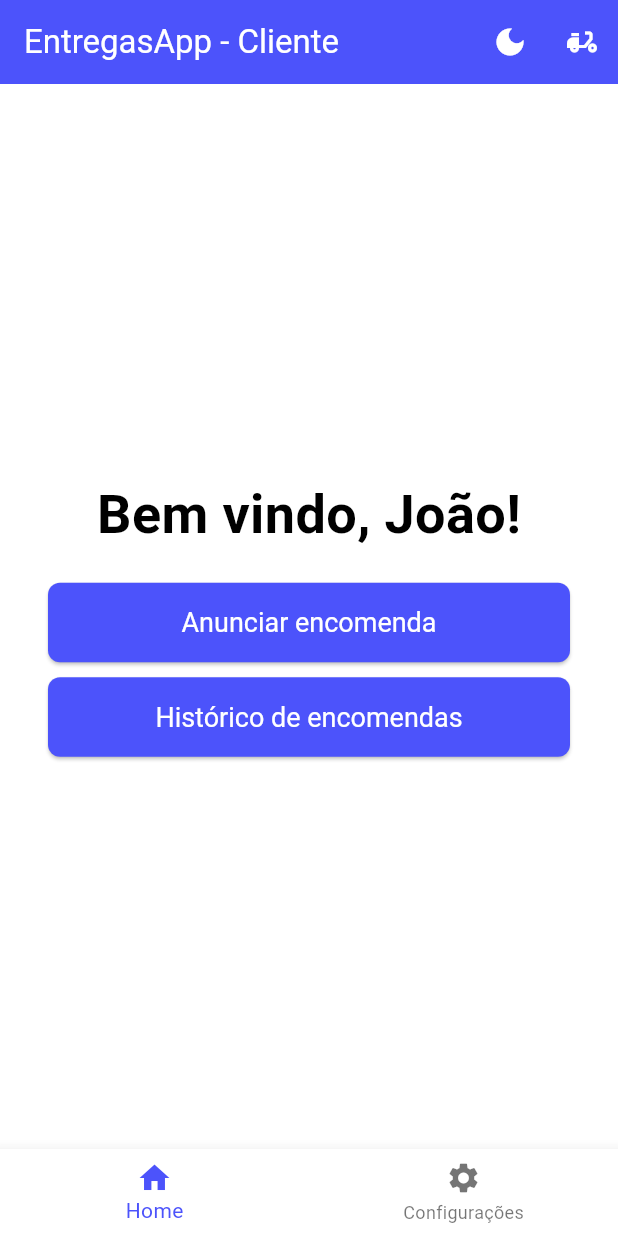
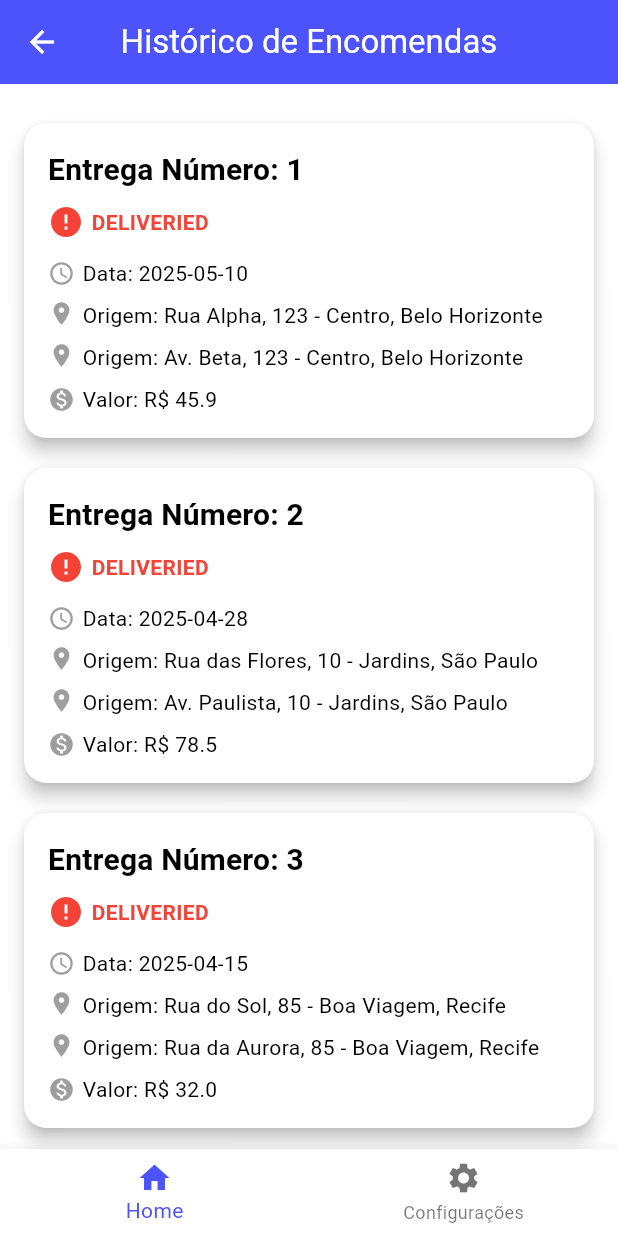
Before and after one commit to oarthurfc/delivery-app, a Flutter app: the screen it shows after launch, after a tap on "Histórico de encomendas", on a phone screen of 412 x 824 dp. Run offline on Flutter 3.47's test engine with Material 3 defaults, Android fonts, the phone set to English and light mode, and no system bars; our stand-ins replace flutter_map, latlong2, shared_preferences.

Commit message:
feat: Historico de encomendas do cliente com dados mock #13

```diff
--- a/lib/screens/client/client_history_screen.dart
+++ b/lib/screens/client/client_history_screen.dart
@@ -0,0 +1,226 @@
+import 'package:flutter/material.dart';
+import '../../widgets/common/app_bar_widget.dart';
+
+
+class CustomerDeliveryHistoryScreen extends StatelessWidget {
+
+  const CustomerDeliveryHistoryScreen({super.key});
+
+  final List<Map<String, dynamic>> entregas = const [
+    {
+      'id': 1,
+      'status': 'DELIVERIED',
+      'data': '2025-05-10',
+      'description': 'Caixa com documentos',
+      'imageUrl': 'https://exemplo.com/imagem1.jpg',
+      'destinatario': 'João Silva',
+      'preco': 45.90,
+      'originAddress': {
+        'street': 'Rua Alpha',
+        'number': '123',
+        'neighborhood': 'Centro',
+        'city': 'Belo Horizonte',
+        'latitude': -19.9245,
+        'longitude': -43.9352,
+      },
+      'destinationAddress': {
+        'street': 'Av. Beta',
+        'number': '456',
+        'neighborhood': 'Savassi',
+        'city': 'Belo Horizonte',
+        'latitude': -19.9380,
+        'longitude': -43.9270,
+      },
+    },
+    {
+      'id': 2,
+      'status': 'DELIVERIED',
+      'data': '2025-04-28',
+      'description': 'Entrega de eletrônicos',
+      'imageUrl': 'https://exemplo.com/imagem2.jpg',
+      'destinatario': 'Maria Oliveira',
+      'preco': 78.50,
+      'originAddress': {
+        'street': 'Rua das Flores',
+        'number': '10',
+        'neighborhood': 'Jardins',
+        'city': 'São Paulo',
+        'latitude': -23.5610,
+        'longitude': -46.6560,
+      },
+      'destinationAddress': {
+        'street': 'Av. Paulista',
+        'number': '1578',
+        'neighborhood': 'Bela Vista',
+        'city': 'São Paulo',
+        'latitude': -23.5640,
+        'longitude': -46.6525,
+      },
+    },
+    {
+      'id': 3,
+      'status': 'DELIVERIED',
+      'data': '2025-04-15',
+      'description': 'Livros escolares',
+      'imageUrl': 'https://exemplo.com/imagem3.jpg',
+      'destinatario': 'Carlos Mendes',
+      'preco': 32.00,
+      'originAddress': {
+        'street': 'Rua do Sol',
+        'number': '85',
+        'neighborhood': 'Boa Viagem',
+        'city': 'Recife',
+        'latitude': -8.1117,
+        'longitude': -34.9156,
+      },
+      'destinationAddress': {
+        'street': 'Rua da Aurora',
+        'number': '102',
+        'neighborhood': 'Santo Amaro',
+        'city': 'Recife',
+        'latitude': -8.0631,
+        'longitude': -34.8711,
+      },
+    },
+  ];
+
+  Widget buildHistoryCard(BuildContext context, Map<String, dynamic> entrega) {
+    final textTheme = Theme.of(context).textTheme;
+
+    return GestureDetector(
+      onTap: () {
+        //Navigator.push(
+          //context,
+         // MaterialPageRoute(
+           // builder: (_) => CustomerDeliveryHistoryScreen(entrega: entregas),
+          //),
+        //);
+      },
+      child: Card(
+        elevation: 5,
+        margin: const EdgeInsets.symmetric(vertical: 10),
+        shape: RoundedRectangleBorder(
+          borderRadius: BorderRadius.circular(15),
+        ),
+        child: Padding(
+          padding: const EdgeInsets.all(16),
+          child: Column(
+            crossAxisAlignment: CrossAxisAlignment.start,
+            children: [
+              Text(
+                'Entrega Número: ${entrega['id']}',
+                style: textTheme.titleMedium?.copyWith(
+                  fontWeight: FontWeight.bold,
+                  fontSize: 20,
+                ),
+              ),
+              const SizedBox(height: 8),
+              Row(
+                children: [
+                  Icon(
+                    entrega['status'] == 'DELIVERED' ? Icons.check_circle : Icons.error,
+                    color: entrega['status'] == 'DELIVERED' ? Colors.green : Colors.red,
+                  ),
+                  const SizedBox(width: 5),
+                  Text(
+                    entrega['status'],
+                    style: textTheme.bodyMedium?.copyWith(
+                      fontWeight: FontWeight.bold,
+                      color: entrega['status'] == 'DELIVERED' ? Colors.green : Colors.red,
+                    ),
+                  ),
+                ],
+              ),
+              const SizedBox(height: 12),
+              Row(
+                children: [
+                  const Icon(Icons.access_time, size: 18, color: Colors.grey),
+                  const SizedBox(width: 5),
+                  Text(
+                    'Data: ${entrega['data']}',
+                    style: textTheme.bodyMedium,
+                  ),
+                ],
+              ),
+              const SizedBox(height: 8),
+              Row(
+                crossAxisAlignment: CrossAxisAlignment.start,
+                children: [
+                  const Icon(Icons.location_on, size: 18, color: Colors.grey),
+                  const SizedBox(width: 5),
+                  Expanded( // ou Flexible
+                    child: Text(
+                      'Origem: ${entrega['originAddress']['street']}, ${entrega['originAddress']['number']} - ${entrega['originAddress']['neighborhood']}, ${entrega['originAddress']['city']}',
+                      style: textTheme.bodyMedium,
+                      maxLines: 1,
+                      overflow: TextOverflow.ellipsis,
+                    ),
+                  ),
+                ],
+              ),
+
+              const SizedBox(height: 8),
+              Row(
+                crossAxisAlignment: CrossAxisAlignment.start,
+                children: [
+                  const Icon(Icons.location_on, size: 18, color: Colors.grey),
+                  const SizedBox(width: 5),
+                  Expanded( // ou Flexible
+                    child: Text(
+                      'Origem: ${entrega['destinationAddress']['street']}, ${entrega['originAddress']['number']} - ${entrega['originAddress']['neighborhood']}, ${entrega['originAddress']['city']}',
+                      style: textTheme.bodyMedium,
+                      maxLines: 1,
+                      overflow: TextOverflow.ellipsis,
+                    ),
+                  ),
+                ],
+              ),
+
+              const SizedBox(height: 8),
+              Row(
+                children: [
+                  const Icon(Icons.monetization_on, size: 18, color: Colors.grey),
+                  const SizedBox(width: 5),
+                  Text(
+                    'Valor: R\$ ${entrega['preco']}',
+                    style: textTheme.bodyMedium,
+                  ),
+                ],
+              ),
+            ],
+          ),
+        ),
+      ),
+    );
+  }
+
+
+  @override
+  Widget build(BuildContext context) {
+    return Scaffold(
+      appBar: AppBar(
+        title: const Text('Histórico de Encomendas'),
+        centerTitle: true,
+        leading: IconButton(
+          icon: const Icon(Icons.arrow_back),
+          onPressed: () => Navigator.pop(context),
+        ),
+      ),
+      body: SingleChildScrollView(
+        padding: const EdgeInsets.all(16.0),
+        child: Column(
+          crossAxisAlignment: CrossAxisAlignment.stretch,
+          children: entregas
+              .map((entrega) => buildHistoryCard(context, entrega))
+              .toList(),
+        ),
+      ),
+      bottomNavigationBar: AppBottomNavBar(
+        currentIndex: 0,
+        onTap: (index) {
+          // lógica de navegação
+        },
+      ),
+    );
+  }
+}
--- a/lib/screens/client/client_home_screen.dart
+++ b/lib/screens/client/client_home_screen.dart
@@ -1,6 +1,7 @@
 import 'package:flutter/material.dart';
 import '../../widgets/common/app_bar_widget.dart';
 import 'client_publish_order.dart';
+import 'package:delivery/screens/client/client_history_screen.dart';
 
 class ClienteHomePage extends StatelessWidget {
   const ClienteHomePage({super.key});
@@ -43,7 +44,12 @@ class ClienteHomePage extends StatelessWidget {
               SizedBox(
                 width: double.infinity,
                 child: ElevatedButton(
-                  onPressed: () {},
+                  onPressed: () {
+                    Navigator.push(
+                      context,
+                      MaterialPageRoute(builder: (context) => const CustomerDeliveryHistoryScreen()),
+                    );
+                  },
                   style: ElevatedButton.styleFrom(
                     padding: const EdgeInsets.symmetric(vertical: 16),
                     textStyle: const TextStyle(fontSize: 18),
--- a/lib/screens/driver/driver_history_screen.dart
+++ b/lib/screens/driver/driver_history_screen.dart
@@ -123,7 +123,7 @@ class DriverHistoryScreen extends StatelessWidget {
                   const Icon(Icons.monetization_on, size: 18, color: Colors.grey),
                   const SizedBox(width: 5),
                   Text(
-                    'Valor recebido: R\$ ${entrega['preco']}',
+                    'Valor: R\$ ${entrega['preco']}',
                     style: textTheme.bodyMedium,
                   ),
                 ],
```
